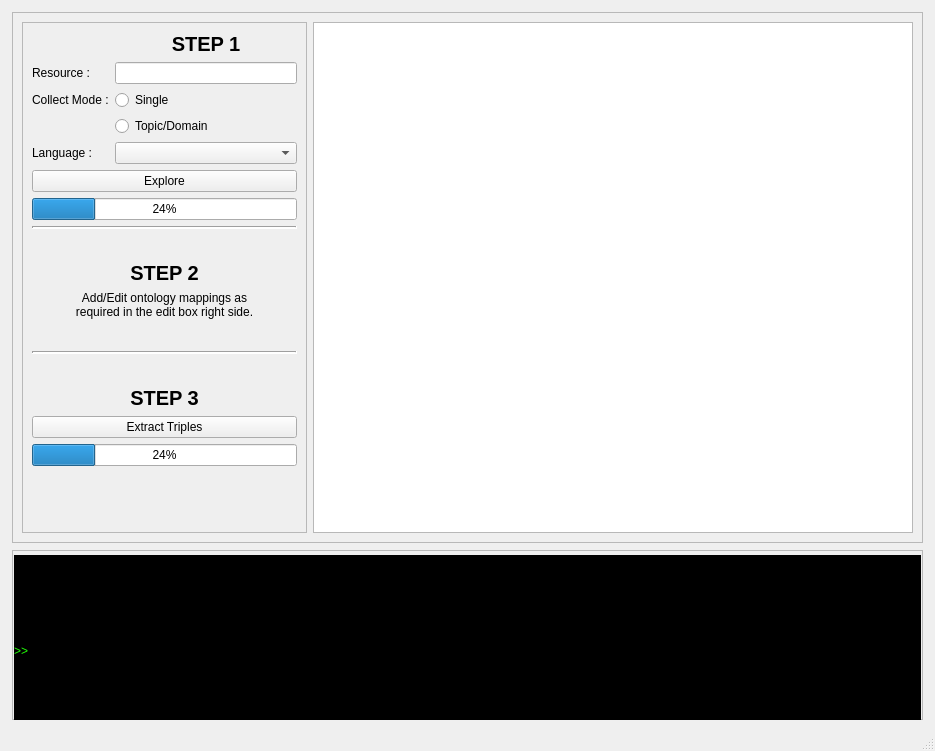
First picture: the form in gui/guiLayout.ui, repository dbpedia/tablist-extractor, before the edit.
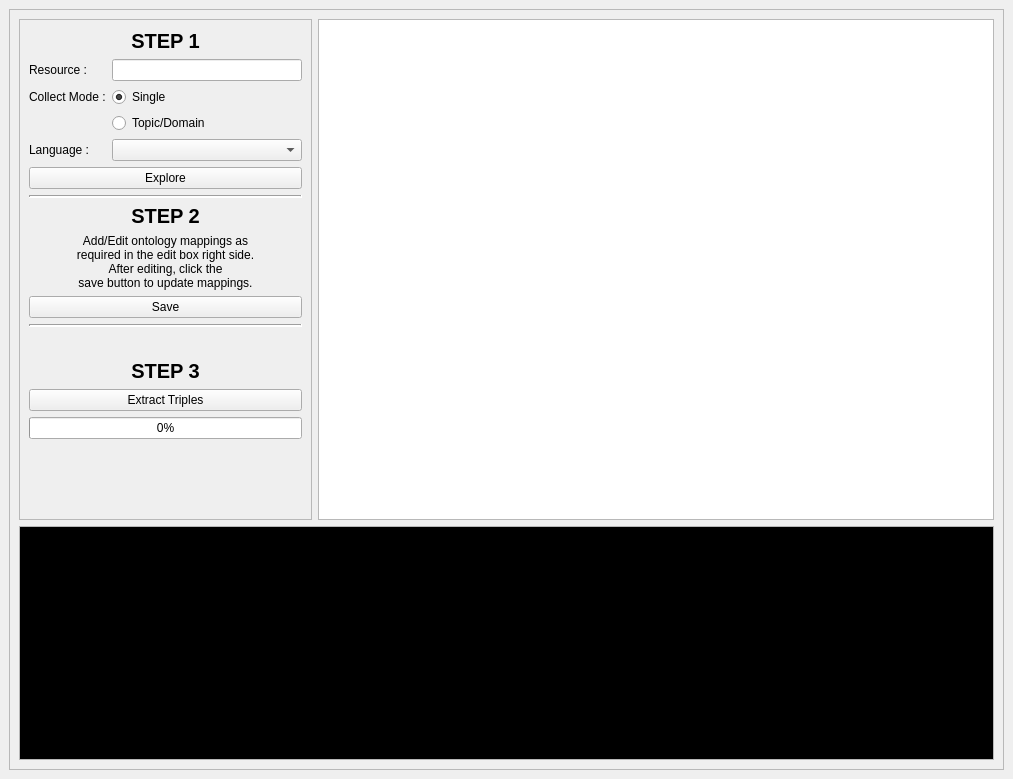
Second picture: the form after the edit.

The edit to the form file:
```diff
--- a/gui/guiLayout.ui
+++ b/gui/guiLayout.ui
@@ -6,41 +6,53 @@
    <rect>
     <x>0</x>
     <y>0</y>
-    <width>935</width>
-    <height>751</height>
+    <width>1013</width>
+    <height>779</height>
    </rect>
   </property>
+  <property name="minimumSize">
+   <size>
+    <width>1013</width>
+    <height>779</height>
+   </size>
+  </property>
   <property name="windowTitle">
-   <string>MainWindow</string>
+   <string>Tablist-Extractor</string>
   </property>
   <widget class="QWidget" name="centralwidget">
-   <widget class="QFrame" name="frame">
-    <property name="enabled">
-     <bool>true</bool>
-    </property>
-    <property name="geometry">
-     <rect>
-      <x>12</x>
-      <y>12</y>
-      <width>911</width>
-      <height>531</height>
-     </rect>
-    </property>
-    <property name="minimumSize">
-     <size>
-      <width>911</width>
-      <height>531</height>
-     </size>
-    </property>
-    <property name="frameShape">
-     <enum>QFrame::StyledPanel</enum>
-    </property>
-    <property name="frameShadow">
-     <enum>QFrame::Raised</enum>
-    </property>
     <layout class="QHBoxLayout" name="horizontalLayout">
      <item>
+     <widget class="QFrame" name="frame">
+      <property name="enabled">
+       <bool>true</bool>
+      </property>
+      <property name="minimumSize">
+       <size>
+        <width>989</width>
+        <height>733</height>
+       </size>
+      </property>
+      <property name="frameShape">
+       <enum>QFrame::StyledPanel</enum>
+      </property>
+      <property name="frameShadow">
+       <enum>QFrame::Raised</enum>
+      </property>
+      <layout class="QGridLayout" name="gridLayout">
+       <item row="0" column="0">
       <widget class="QFrame" name="frame_3">
+         <property name="minimumSize">
+          <size>
+           <width>293</width>
+           <height>501</height>
+          </size>
+         </property>
+         <property name="maximumSize">
+          <size>
+           <width>293</width>
+           <height>16777215</height>
+          </size>
+         </property>
        <property name="frameShape">
         <enum>QFrame::StyledPanel</enum>
        </property>
@@ -48,7 +60,7 @@
         <enum>QFrame::Raised</enum>
        </property>
        <layout class="QFormLayout" name="formLayout">
-        <item row="0" column="1">
+          <item row="0" column="0" colspan="2">
          <widget class="QLabel" name="Step1Label">
           <property name="font">
            <font>
@@ -65,6 +77,13 @@
           </property>
          </widget>
         </item>
+          <item row="1" column="0">
+           <widget class="QLabel" name="ResourceLabel">
+            <property name="text">
+             <string>Resource :</string>
+            </property>
+           </widget>
+          </item>
         <item row="1" column="1">
          <widget class="QLineEdit" name="ResourceField">
           <property name="toolTip">
@@ -96,6 +115,9 @@
           <property name="text">
            <string>Single</string>
           </property>
+            <property name="checked">
+             <bool>true</bool>
+            </property>
          </widget>
         </item>
         <item row="3" column="1">
@@ -115,6 +137,13 @@
           </property>
          </widget>
         </item>
+          <item row="4" column="1">
+           <widget class="QComboBox" name="LanguageCombo">
+            <property name="toolTip">
+             <string>Enter Language of wiki pages</string>
+            </property>
+           </widget>
+          </item>
         <item row="5" column="0" colspan="2">
          <widget class="QPushButton" name="ExploreBtn">
           <property name="text">
@@ -122,7 +151,7 @@
           </property>
          </widget>
         </item>
-        <item row="7" column="0" colspan="2">
+          <item row="6" column="0" colspan="2">
          <widget class="Line" name="line">
           <property name="font">
            <font>
@@ -137,20 +166,7 @@
           </property>
          </widget>
         </item>
-        <item row="8" column="0" colspan="2">
-         <spacer name="horizontalSpacer_2">
-          <property name="orientation">
-           <enum>Qt::Horizontal</enum>
-          </property>
-          <property name="sizeHint" stdset="0">
-           <size>
-            <width>40</width>
-            <height>20</height>
-           </size>
-          </property>
-         </spacer>
-        </item>
-        <item row="9" column="0" colspan="2">
+          <item row="7" column="0" colspan="2">
          <widget class="QLabel" name="Step2Label">
           <property name="font">
            <font>
@@ -167,11 +183,13 @@
           </property>
          </widget>
         </item>
-        <item row="10" column="0" colspan="2">
+          <item row="8" column="0" colspan="2">
          <widget class="QLabel" name="Step2Infolabel">
           <property name="text">
            <string>Add/Edit ontology mappings as 
-required in the edit box right side.</string>
+required in the edit box right side.
+After editing, click the 
+save button to update mappings.</string>
           </property>
           <property name="alignment">
            <set>Qt::AlignCenter</set>
@@ -181,20 +199,14 @@
           </property>
          </widget>
         </item>
-        <item row="11" column="0" colspan="2">
-         <spacer name="horizontalSpacer_3">
-          <property name="orientation">
-           <enum>Qt::Horizontal</enum>
-          </property>
-          <property name="sizeHint" stdset="0">
-           <size>
-            <width>40</width>
-            <height>20</height>
-           </size>
-          </property>
-         </spacer>
-        </item>
-        <item row="12" column="0" colspan="2">
+          <item row="9" column="0" colspan="2">
+           <widget class="QPushButton" name="saveBtn">
+            <property name="text">
+             <string>Save</string>
+            </property>
+           </widget>
+          </item>
+          <item row="10" column="0" colspan="2">
          <widget class="Line" name="line_2">
           <property name="lineWidth">
            <number>2</number>
@@ -204,7 +216,7 @@
           </property>
          </widget>
         </item>
-        <item row="13" column="0" colspan="2">
+          <item row="11" column="0" colspan="2">
          <spacer name="horizontalSpacer_4">
           <property name="orientation">
            <enum>Qt::Horizontal</enum>
@@ -217,7 +229,7 @@
           </property>
          </spacer>
         </item>
-        <item row="14" column="0" colspan="2">
+          <item row="12" column="0" colspan="2">
          <widget class="QLabel" name="Step3Label">
           <property name="font">
            <font>
@@ -234,116 +246,112 @@
           </property>
          </widget>
         </item>
-        <item row="15" column="0" colspan="2">
+          <item row="13" column="0" colspan="2">
          <widget class="QPushButton" name="ExtractBtn">
           <property name="text">
            <string>Extract Triples</string>
           </property>
          </widget>
         </item>
-        <item row="16" column="0" colspan="2">
+          <item row="14" column="0" colspan="2">
          <widget class="QProgressBar" name="progressBar">
           <property name="value">
-           <number>24</number>
-          </property>
-         </widget>
-        </item>
-        <item row="6" column="0" colspan="2">
-         <widget class="QProgressBar" name="progressBar_2">
-          <property name="value">
-           <number>24</number>
-          </property>
-         </widget>
-        </item>
-        <item row="4" column="1">
-         <widget class="QComboBox" name="LanguageCombo">
-          <property name="toolTip">
-           <string>Enter Language of wiki pages</string>
-          </property>
-         </widget>
-        </item>
-        <item row="1" column="0">
-         <widget class="QLabel" name="ResourceLabel">
-          <property name="text">
-           <string>Resource :</string>
+             <number>0</number>
           </property>
          </widget>
         </item>
        </layout>
       </widget>
      </item>
-     <item alignment="Qt::AlignRight">
+       <item row="0" column="1">
       <widget class="QTextEdit" name="textEdit">
        <property name="minimumSize">
         <size>
-         <width>600</width>
-         <height>465</height>
+           <width>0</width>
+           <height>0</height>
         </size>
        </property>
       </widget>
      </item>
-    </layout>
-   </widget>
-   <widget class="QFrame" name="frame_2">
-    <property name="geometry">
-     <rect>
-      <x>12</x>
-      <y>550</y>
-      <width>911</width>
-      <height>170</height>
-     </rect>
-    </property>
+       <item row="1" column="0" colspan="2">
+        <widget class="QTextBrowser" name="TerminalWindow">
     <property name="minimumSize">
      <size>
-      <width>911</width>
-      <height>170</height>
-     </size>
-    </property>
-    <property name="frameShape">
-     <enum>QFrame::StyledPanel</enum>
-    </property>
-    <property name="frameShadow">
-     <enum>QFrame::Raised</enum>
-    </property>
-    <widget class="QLabel" name="label">
-     <property name="geometry">
-      <rect>
-       <x>2</x>
-       <y>5</y>
-       <width>907</width>
-       <height>191</height>
-      </rect>
-     </property>
-     <property name="minimumSize">
-      <size>
-       <width>907</width>
-       <height>190</height>
-      </size>
-     </property>
-     <property name="styleSheet">
-      <string notr="true">background-color: rgb(0, 0, 0);
-color: rgb(33, 255, 6);</string>
-     </property>
-     <property name="text">
-      <string>&gt;&gt;</string>
-     </property>
-     <property name="alignment">
-      <set>Qt::AlignLeading|Qt::AlignLeft|Qt::AlignVCenter</set>
-     </property>
-    </widget>
-   </widget>
+           <width>963</width>
+           <height>212</height>
+          </size>
+         </property>
+         <property name="palette">
+          <palette>
+           <active>
+            <colorrole role="Text">
+             <brush brushstyle="SolidPattern">
+              <color alpha="255">
+               <red>33</red>
+               <green>255</green>
+               <blue>6</blue>
+              </color>
+             </brush>
+            </colorrole>
+            <colorrole role="Base">
+             <brush brushstyle="SolidPattern">
+              <color alpha="255">
+               <red>0</red>
+               <green>0</green>
+               <blue>0</blue>
+              </color>
+             </brush>
+            </colorrole>
+           </active>
+           <inactive>
+            <colorrole role="Text">
+             <brush brushstyle="SolidPattern">
+              <color alpha="255">
+               <red>33</red>
+               <green>255</green>
+               <blue>6</blue>
+              </color>
+             </brush>
+            </colorrole>
+            <colorrole role="Base">
+             <brush brushstyle="SolidPattern">
+              <color alpha="255">
+               <red>0</red>
+               <green>0</green>
+               <blue>0</blue>
+              </color>
+             </brush>
+            </colorrole>
+           </inactive>
+           <disabled>
+            <colorrole role="Text">
+             <brush brushstyle="SolidPattern">
+              <color alpha="255">
+               <red>128</red>
+               <green>128</green>
+               <blue>128</blue>
+              </color>
+             </brush>
+            </colorrole>
+            <colorrole role="Base">
+             <brush brushstyle="SolidPattern">
+              <color alpha="255">
+               <red>236</red>
+               <green>236</green>
+               <blue>236</blue>
+              </color>
+             </brush>
+            </colorrole>
+           </disabled>
+          </palette>
+         </property>
+        </widget>
+       </item>
+      </layout>
+     </widget>
+    </item>
+   </layout>
   </widget>
-  <widget class="QMenuBar" name="menubar">
-   <property name="geometry">
-    <rect>
-     <x>0</x>
-     <y>0</y>
-     <width>935</width>
-     <height>22</height>
-    </rect>
-   </property>
-  </widget>
-  <widget class="QStatusBar" name="statusbar"/>
  </widget>
  <resources/>
  <connections/>
```
Lines whose indentation alone changed are shown as unchanged.
